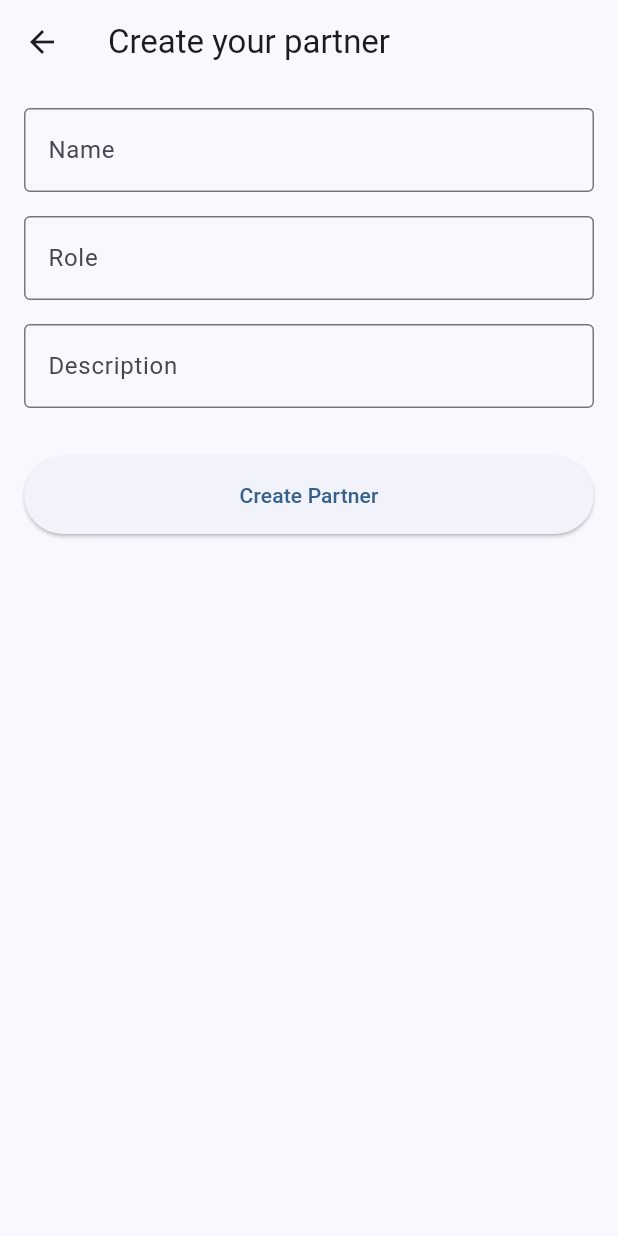
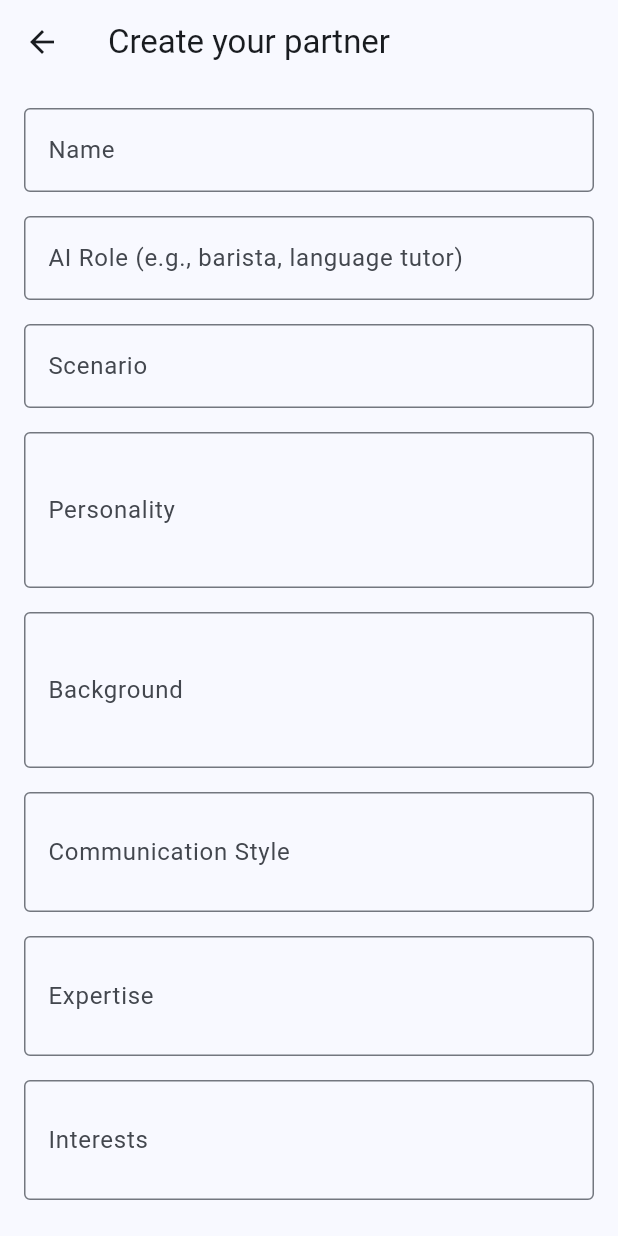
Before and after one commit to TanDao01262000/polynot-flutter, a Flutter app: the PartnerCreateScreen screen opened directly, on a phone screen of 412 x 824 dp. Run offline on Flutter 3.47's test engine with Material 3 defaults, Android fonts, the phone set to English and light mode, and no system bars; our stand-ins replace flutter_dotenv; network calls fail.

Commit message:
Implement partner health check and enhance partner model
- Added API health check on app startup to ensure backend availability.
- Refactored Partner model to include additional fields: aiRole, scenario, targetLanguage, userLevel, personality, background, communicationStyle, expertise, and interests.
- Updated PartnerCreateScreen to include new fields for partner creation.
- Enhanced ChatPage to handle initial greetings and chat history more effectively, including auto-scrolling to the latest messages.

```diff
--- a/lib/models/partner.dart
+++ b/lib/models/partner.dart
@@ -1,16 +1,66 @@
 import 'package:uuid/uuid.dart';
 
-class Partner{
+class Partner {
   final String id;
   final String name;
-  final String role;
-  final String description;
-  // final String threadId;
+  final String aiRole;
+  final String scenario;
+  final String targetLanguage;
+  final String userLevel;
+  final String personality;
+  final String background;
+  final String communicationStyle;
+  final String expertise;
+  final String interests;
 
   Partner({
     String? id,
     required this.name,
-    required this.role,
-    required this.description,
+    required this.aiRole,
+    required this.scenario,
+    required this.targetLanguage,
+    required this.userLevel,
+    required this.personality,
+    required this.background,
+    required this.communicationStyle,
+    required this.expertise,
+    required this.interests,
   }) : id = id ?? const Uuid().v4();
+
+  // Factory constructor for creating from API response
+  factory Partner.fromJson(Map<String, dynamic> json) {
+    return Partner(
+      id: json['id'],
+      name: json['name'],
+      aiRole: json['ai_role'],
+      scenario: json['scenario'],
+      targetLanguage: json['target_language'],
+      userLevel: json['user_level'],
+      personality: json['personality'],
+      background: json['background'],
+      communicationStyle: json['communication_style'],
+      expertise: json['expertise'],
+      interests: json['interests'],
+    );
+  }
+
+  // Convert to JSON for API requests
+  Map<String, dynamic> toJson() {
+    return {
+      'name': name,
+      'ai_role': aiRole,
+      'scenario': scenario,
+      'target_language': targetLanguage,
+      'user_level': userLevel,
+      'personality': personality,
+      'background': background,
+      'communication_style': communicationStyle,
+      'expertise': expertise,
+      'interests': interests,
+    };
+  }
+
+  // Legacy getters for backward compatibility
+  String get role => aiRole;
+  String get description => scenario;
 }
--- a/lib/screens/partner_create_screen.dart
+++ b/lib/screens/partner_create_screen.dart
@@ -5,6 +5,11 @@ class PartnerCreateScreen extends StatelessWidget {
   final TextEditingController nameController = TextEditingController();
   final TextEditingController roleController = TextEditingController();
   final TextEditingController descriptionController = TextEditingController();
+  final TextEditingController personalityController = TextEditingController();
+  final TextEditingController backgroundController = TextEditingController();
+  final TextEditingController communicationStyleController = TextEditingController();
+  final TextEditingController expertiseController = TextEditingController();
+  final TextEditingController interestsController = TextEditingController();
 
   PartnerCreateScreen({super.key});
 
@@ -14,7 +19,7 @@ class PartnerCreateScreen extends StatelessWidget {
       appBar: AppBar(
         title: const Text('Create your partner'),
       ),
-      body: Padding(
+      body: SingleChildScrollView(
         padding: const EdgeInsets.all(16),
         child: Column(
           children: [
@@ -29,7 +34,7 @@ class PartnerCreateScreen extends StatelessWidget {
             TextField(
               controller: roleController,
               decoration: const InputDecoration(
-                labelText: 'Role',
+                labelText: 'AI Role (e.g., barista, language tutor)',
                 border: OutlineInputBorder(),
               ),
             ),
@@ -37,8 +42,59 @@ class PartnerCreateScreen extends StatelessWidget {
             TextField(
               controller: descriptionController,
               decoration: const InputDecoration(
-                labelText: 'Description',
+                labelText: 'Scenario',
                 border: OutlineInputBorder(),
+                hintText: 'e.g., Ordering coffee at a shop, One-on-one tutoring session',
+              ),
+            ),
+            const SizedBox(height: 16),
+            TextField(
+              controller: personalityController,
+              maxLines: 3,
+              decoration: const InputDecoration(
+                labelText: 'Personality',
+                border: OutlineInputBorder(),
+                hintText: 'Describe the partner\'s personality and character traits',
+              ),
+            ),
+            const SizedBox(height: 16),
+            TextField(
+              controller: backgroundController,
+              maxLines: 3,
+              decoration: const InputDecoration(
+                labelText: 'Background',
+                border: OutlineInputBorder(),
+                hintText: 'Describe the partner\'s background and experience',
+              ),
+            ),
+            const SizedBox(height: 16),
+            TextField(
+              controller: communicationStyleController,
+              maxLines: 2,
+              decoration: const InputDecoration(
+                labelText: 'Communication Style',
+                border: OutlineInputBorder(),
+                hintText: 'How does this partner communicate?',
+              ),
+            ),
+            const SizedBox(height: 16),
+            TextField(
+              controller: expertiseController,
+              maxLines: 2,
+              decoration: const InputDecoration(
+                labelText: 'Expertise',
+                border: OutlineInputBorder(),
+                hintText: 'What is this partner an expert in?',
+              ),
+            ),
+            const SizedBox(height: 16),
+            TextField(
+              controller: interestsController,
+              maxLines: 2,
+              decoration: const InputDecoration(
+                labelText: 'Interests',
+                border: OutlineInputBorder(),
+                hintText: 'What are this partner\'s interests and hobbies?',
               ),
             ),
             const SizedBox(height: 32),
@@ -46,23 +102,38 @@ class PartnerCreateScreen extends StatelessWidget {
               width: double.infinity,
               child: ElevatedButton(
                 onPressed: () {
-                  // Basic validation: ensure fields are not empty
+                  // Basic validation: ensure required fields are not empty
                   if (nameController.text.isNotEmpty &&
                       roleController.text.isNotEmpty &&
-                      descriptionController.text.isNotEmpty) {
-                    // Create a new Partner object
+                      descriptionController.text.isNotEmpty &&
+                      personalityController.text.isNotEmpty &&
+                      backgroundController.text.isNotEmpty &&
+                      communicationStyleController.text.isNotEmpty &&
+                      expertiseController.text.isNotEmpty &&
+                      interestsController.text.isNotEmpty) {
+
+                    // Create a new Partner object with all required fields
                     final newPartner = Partner(
                       name: nameController.text,
-                      role: roleController.text,
-                      description: descriptionController.text,
+                      aiRole: roleController.text,
+                      scenario: descriptionController.text,
+                      targetLanguage: 'English', // Default for now
+                      userLevel: 'B1', // Default for now
+                      personality: personalityController.text,
+                      background: backgroundController.text,
+                      communicationStyle: communicationStyleController.text,
+                      expertise: expertiseController.text,
+                      interests: interestsController.text,
                     );
+
                     // Pop the screen and return the new partner
                     Navigator.pop(context, newPartner);
                   } else {
-                    // Optional: show an error message if fields are empty
+                    // Show an error message if required fields are empty
                     ScaffoldMessenger.of(context).showSnackBar(
                       const SnackBar(
-                        content: Text('Please fill all fields.'),
+                        content: Text('Please fill all required fields.'),
+                        backgroundColor: Colors.red,
                       ),
                     );
                   }
```
Also changed, not shown: lib/main.dart (+11 -3 lines), lib/screens/chat_screen.dart (+51 -15 lines), lib/screens/partner_selection_screen.dart (+85 -53 lines), lib/services/chat_service.dart (+66 -49 lines), lib/services/partner_service.dart (added, +117 -0 lines).
